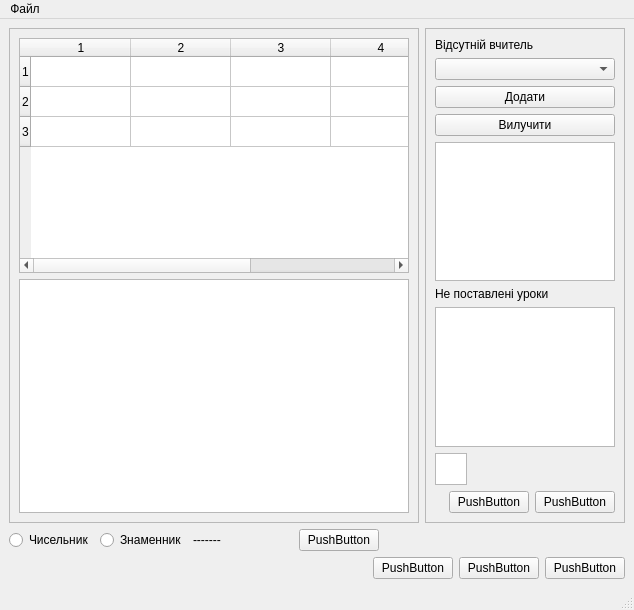
The window that Zamini/ui/mainform.ui (Zelenskiy/zamini) describes before a commit, drawn with Qt 5.
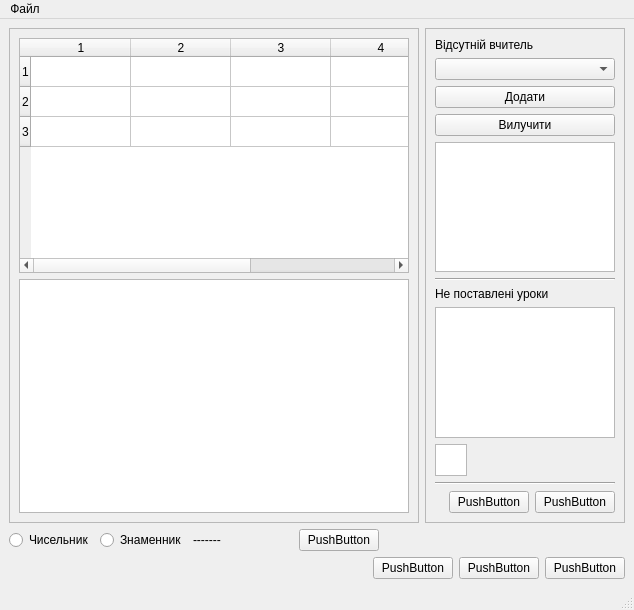
The same window after the commit.

```diff
--- a/Zamini/ui/mainform.ui
+++ b/Zamini/ui/mainform.ui
@@ -120,6 +120,13 @@
           <item>
            <widget class="QListWidget" name="listWidget"/>
           </item>
+          <item>
+           <widget class="Line" name="line">
+            <property name="orientation">
+             <enum>Qt::Horizontal</enum>
+            </property>
+           </widget>
+          </item>
           <item>
            <widget class="QLabel" name="label_3">
             <property name="text">
@@ -140,6 +147,13 @@
             </property>
            </widget>
           </item>
+          <item>
+           <widget class="Line" name="line_2">
+            <property name="orientation">
+             <enum>Qt::Horizontal</enum>
+            </property>
+           </widget>
+          </item>
           <item>
            <layout class="QHBoxLayout" name="horizontalLayout_2">
             <item>
```
